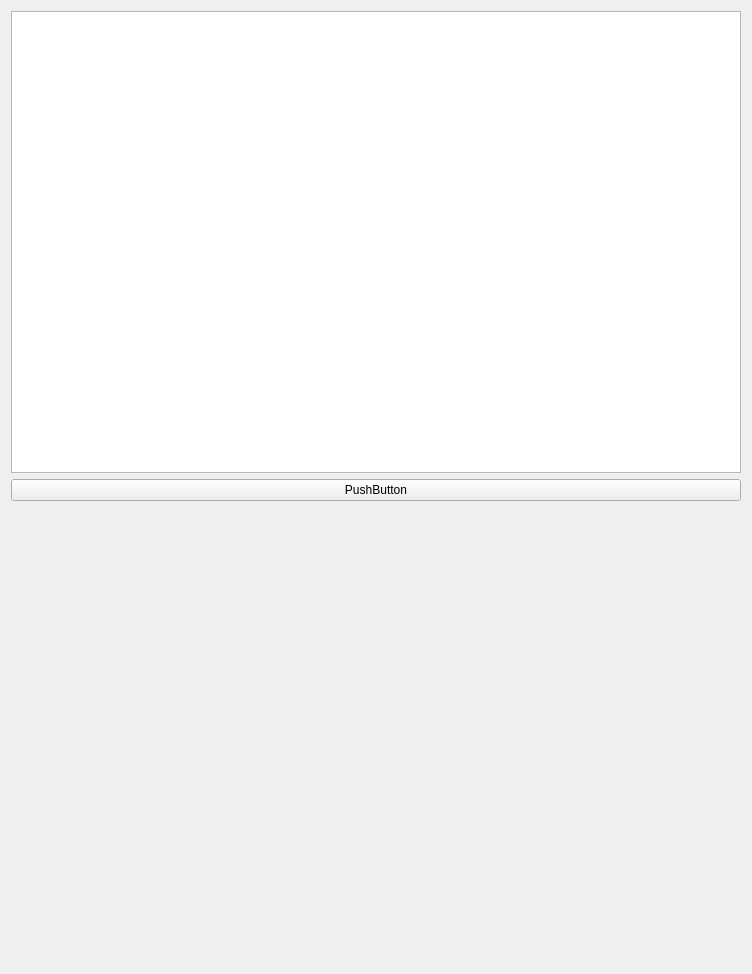
Above: Plugins/org.mitk.gui.qt.viewbrowser/src/internal/ViewBrowserViewControls.ui from MITK/MITK before the change. Below: the same form after it.
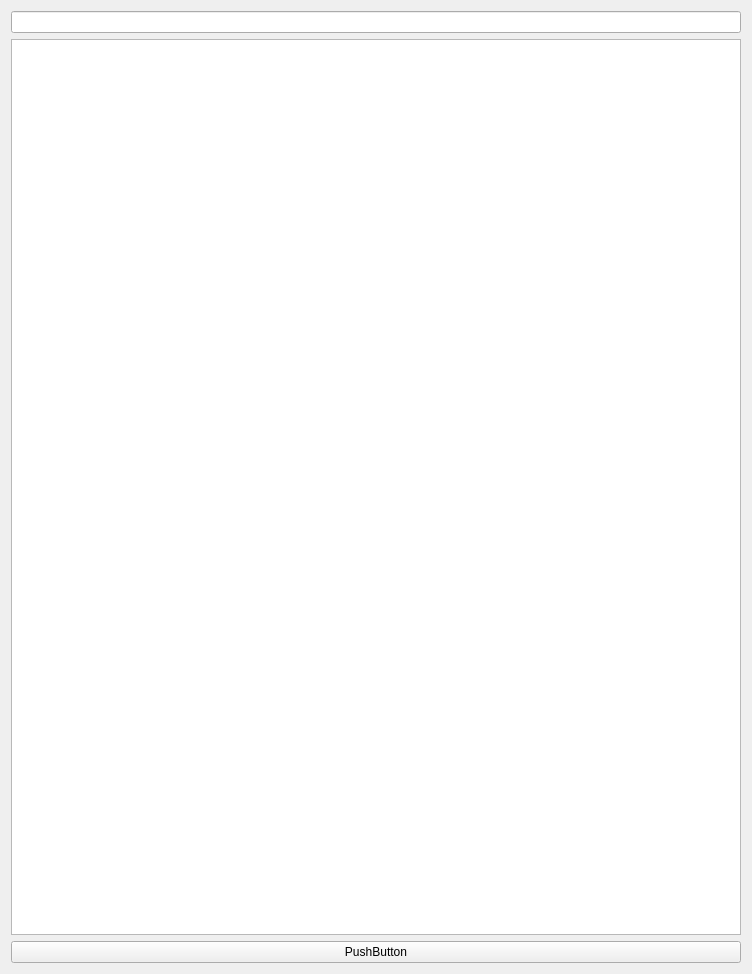
That is the form after the change.

Commit message: First filtering of List activated

What changed in the file:
```diff
--- a/Plugins/org.mitk.gui.qt.viewbrowser/src/internal/ViewBrowserViewControls.ui
+++ b/Plugins/org.mitk.gui.qt.viewbrowser/src/internal/ViewBrowserViewControls.ui
@@ -20,6 +20,9 @@
    <string>QmitkTemplate</string>
   </property>
   <layout class="QVBoxLayout" name="verticalLayout">
+   <item>
+    <widget class="QLineEdit" name="lineEdit"/>
+   </item>
    <item>
     <widget class="QTreeView" name="m_PluginTreeView">
      <property name="rootIsDecorated">
@@ -37,22 +40,6 @@
      </property>
     </widget>
    </item>
-   <item>
-    <spacer name="spacer1">
-     <property name="orientation">
-      <enum>Qt::Vertical</enum>
-     </property>
-     <property name="sizeType">
-      <enum>QSizePolicy::Expanding</enum>
-     </property>
-     <property name="sizeHint" stdset="0">
-      <size>
-       <width>20</width>
-       <height>220</height>
-      </size>
-     </property>
-    </spacer>
-   </item>
   </layout>
  </widget>
  <layoutdefault spacing="6" margin="11"/>
```
The commit also changes 2 other files.
